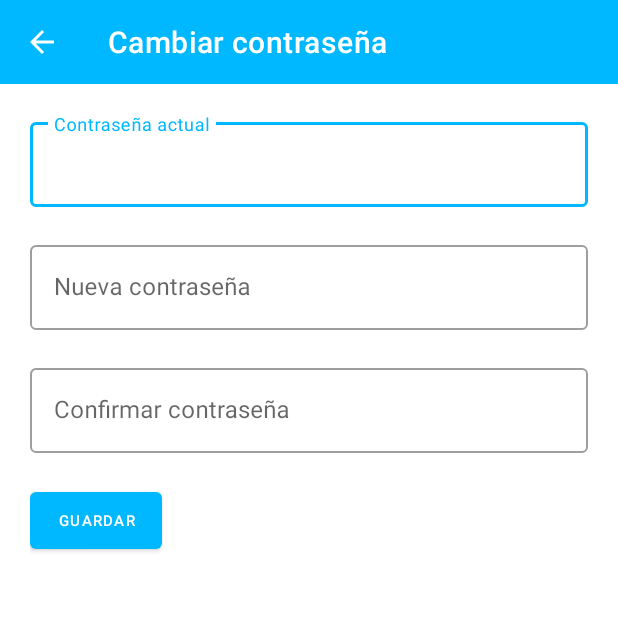
After one commit to javierfm98/gymAndroid, an Android app: the PasswordActivity screen opened directly, with no data from a screen before it, on a phone screen of 412 x 824 dp, the top half of it. The commit adds this screen. Run offline under Robolectric (Android 15) with nearby library versions, the phone set to English and light mode, and no system bars.

Commit message:
Fixed save profile and design change password view

```diff
--- a/app/src/main/AndroidManifest.xml
+++ b/app/src/main/AndroidManifest.xml
@@ -14,9 +14,12 @@
         android:theme="@style/Theme.Gym"
         android:usesCleartextTraffic="true">
         <activity
+            android:name=".activities.PasswordActivity"
+            android:exported="true" />
+        <activity
             android:name=".activities.SplashActivity"
-            android:theme="@style/SplashTheme"
-            android:noHistory="true">
+            android:noHistory="true"
+            android:theme="@style/SplashTheme">
             <intent-filter>
                 <action android:name="android.intent.action.MAIN" />
 
@@ -36,8 +39,7 @@
             android:launchMode="singleInstance" />
         <activity
             android:name=".activities.MainActivity"
-            android:launchMode="singleInstance">
-        </activity>
+            android:launchMode="singleInstance"></activity>
     </application>
 
 </manifest>
--- /dev/null
+++ b/app/src/main/java/com/example/gym/activities/PasswordActivity.kt
@@ -0,0 +1,28 @@
+package com.example.gym.activities
+
+import androidx.appcompat.app.AppCompatActivity
+import android.os.Bundle
+import com.example.gym.R
+import com.example.gym.toast
+import kotlinx.android.synthetic.main.activity_profile.*
+import kotlinx.android.synthetic.main.toolbar.*
+
+class PasswordActivity : AppCompatActivity() {
+    override fun onCreate(savedInstanceState: Bundle?) {
+        super.onCreate(savedInstanceState)
+        setContentView(R.layout.activity_password)
+
+        setSupportActionBar(toolbar)
+        setTitle("Cambiar contraseña")
+
+        supportActionBar?.setDisplayHomeAsUpEnabled(true)
+        supportActionBar?.setDisplayShowHomeEnabled(true)
+
+        toolbar.setNavigationOnClickListener {
+            //toast("Click!!")
+            finish()
+        }
+
+
+    }
+}
--- a/app/src/main/java/com/example/gym/activities/ProfileActivity.kt
+++ b/app/src/main/java/com/example/gym/activities/ProfileActivity.kt
@@ -3,6 +3,7 @@ package com.example.gym.activities
 
 import android.app.Activity
 import android.content.Context
+import android.content.Intent
 import android.content.pm.PackageManager
 import android.database.Cursor
 import android.net.Uri
@@ -72,8 +73,6 @@ class ProfileActivity : AppCompatActivity() {
     }
 
 
-
-
     override fun onCreate(savedInstanceState: Bundle?) {
         super.onCreate(savedInstanceState)
         setContentView(R.layout.activity_profile)
@@ -97,6 +96,11 @@ class ProfileActivity : AppCompatActivity() {
             //toast("Click Foto")
             selectPhotoGallery()
 
+        }
+
+        buttonPassword.setOnClickListener {
+            val intent = Intent(this, PasswordActivity::class.java)
+            startActivity(intent)
         }
     }
 
@@ -157,7 +161,9 @@ class ProfileActivity : AppCompatActivity() {
         when(item?.itemId){
             R.id.itemSave -> {
                 hideKeyboard(this)
-                uploadImage(stream!!,name)
+                if(stream != null){
+                    uploadImage(stream!!,name)
+                }
                 saveProfile()
                 window.decorView.clearFocus()
             }
--- /dev/null
+++ b/app/src/main/res/layout/activity_password.xml
@@ -0,0 +1,93 @@
+<?xml version="1.0" encoding="utf-8"?>
+<LinearLayout xmlns:android="http://schemas.android.com/apk/res/android"
+    xmlns:app="http://schemas.android.com/apk/res-auto"
+    xmlns:tools="http://schemas.android.com/tools"
+    android:layout_width="match_parent"
+    android:layout_height="match_parent"
+    android:orientation="vertical"
+    tools:context=".activities.PasswordActivity">
+
+    <LinearLayout
+        android:id="@+id/linearLayoutToolbarPassword"
+        android:layout_width="match_parent"
+        android:layout_height="wrap_content"
+        android:orientation="vertical">
+
+        <include
+            layout="@layout/toolbar"
+            android:layout_width="match_parent"
+            android:layout_height="wrap_content" />
+
+    </LinearLayout>
+
+    <LinearLayout
+        android:layout_width="match_parent"
+        android:layout_height="wrap_content"
+        android:layout_below="@+id/linearLayoutToolbarPassword"
+        android:orientation="vertical"
+        android:padding="20dp">
+
+
+        <com.google.android.material.textfield.TextInputLayout
+            android:id="@+id/textField"
+            android:layout_width="match_parent"
+            android:layout_height="wrap_content"
+            style="@style/Widget.MaterialComponents.TextInputLayout.OutlinedBox"
+            android:layout_marginBottom="20dp"
+            android:hint="Contraseña actual">
+
+            <com.google.android.material.textfield.TextInputEditText
+                android:id="@+id/textInputPassword"
+                android:layout_width="match_parent"
+                android:layout_height="wrap_content"
+                android:inputType="textPassword"/>
+
+        </com.google.android.material.textfield.TextInputLayout>
+
+        <com.google.android.material.textfield.TextInputLayout
+            android:id="@+id/textField2"
+            android:layout_width="match_parent"
+            android:layout_height="wrap_content"
+            style="@style/Widget.MaterialComponents.TextInputLayout.OutlinedBox"
+            android:layout_marginBottom="20dp"
+            android:hint="Nueva contraseña"
+            android:inputType="textPassword">
+
+            <com.google.android.material.textfield.TextInputEditText
+                android:id="@+id/textInputNewPassword"
+                android:layout_width="match_parent"
+                android:layout_height="wrap_content"
+                android:inputType="textPassword"/>
+
+        </com.google.android.material.textfield.TextInputLayout>
+
+        <com.google.android.material.textfield.TextInputLayout
+            android:id="@+id/textField3"
+            android:layout_width="match_parent"
+            android:layout_height="wrap_content"
+            style="@style/Widget.MaterialComponents.TextInputLayout.OutlinedBox"
+            android:layout_marginBottom="20dp"
+            android:hint="Confirmar contraseña"
+            android:inputType="textPassword">
+
+            <com.google.android.material.textfield.TextInputEditText
+                android:id="@+id/textInputConfirmPassword"
+                android:layout_width="match_parent"
+                android:layout_height="wrap_content"
+                android:inputType="textPassword"/>
+
+        </com.google.android.material.textfield.TextInputLayout>
+
+
+        <Button
+            android:id="@+id/buttonSavePassword"
+            android:layout_width="wrap_content"
+            android:layout_height="50dp"
+            android:padding="5sp"
+            android:text="Guardar"
+            android:textSize="10sp" />
+
+
+    </LinearLayout>
+
+</LinearLayout>
--- a/app/src/main/res/layout/activity_profile.xml
+++ b/app/src/main/res/layout/activity_profile.xml
@@ -19,10 +19,14 @@
 
     </LinearLayout>
 
+    <ScrollView
+        android:layout_width="match_parent"
+        android:layout_height="wrap_content"
+        android:layout_below="@+id/linearLayoutToolbar">
+
         <LinearLayout
             android:layout_width="match_parent"
             android:layout_height="wrap_content"
-        android:layout_below="@+id/linearLayoutToolbar"
             android:orientation="vertical"
             android:padding="20dp">
 
@@ -120,7 +124,7 @@
             </com.google.android.material.textfield.TextInputLayout>
 
             <Button
-            android:id="@+id/buttonReservation"
+                android:id="@+id/buttonPassword"
                 android:layout_width="wrap_content"
                 android:layout_height="50dp"
                 android:padding="5sp"
@@ -130,5 +134,9 @@
 
         </LinearLayout>
 
+    </ScrollView>
+
+
+
 
 </RelativeLayout>
```
Lines whose indentation alone changed are shown as unchanged.
